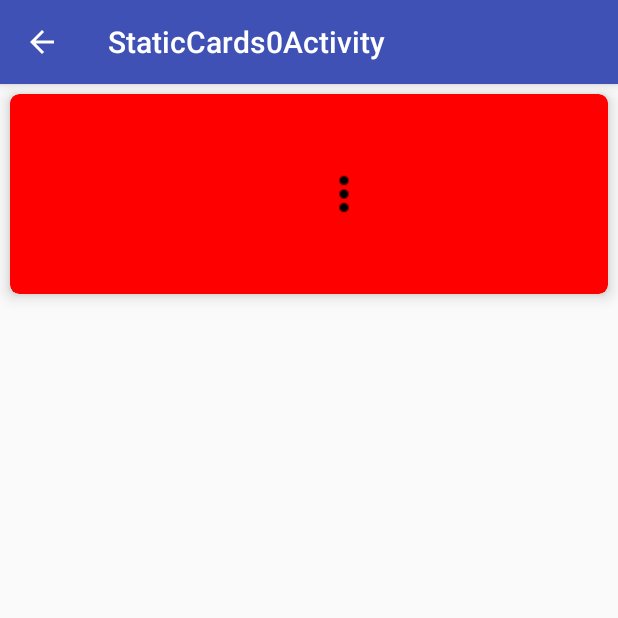
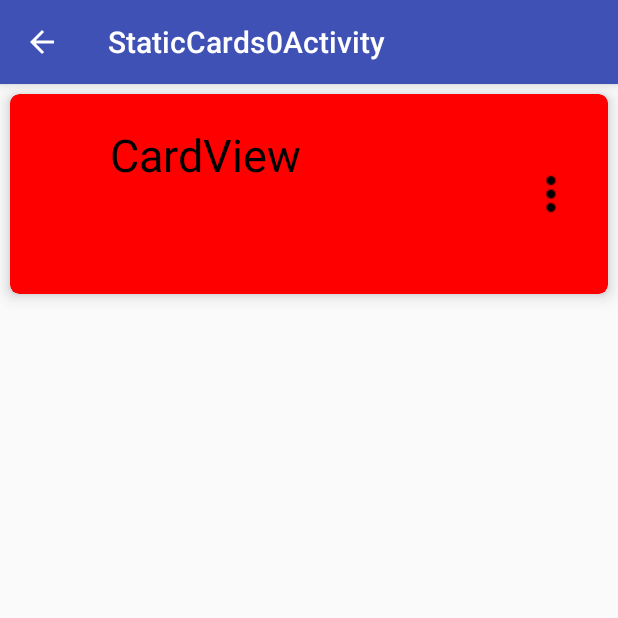
Before and after one commit to Brandon-Valley/android_app_tests, an Android app: the StaticCards0Activity screen opened directly, with no data from a screen before it, on a phone screen of 412 x 824 dp, the top half of it. Run offline under Robolectric (Android 15) with nearby library versions, the phone set to English and light mode, and no system bars.

Commit message:
got text and button to diff sides of card

```diff
--- a/test_app_0/app/src/main/java/com/example/brandon/test_app_0/StaticCards0Activity.java
+++ b/test_app_0/app/src/main/java/com/example/brandon/test_app_0/StaticCards0Activity.java
@@ -6,8 +6,12 @@ import android.graphics.Color;
 import android.support.v7.app.AppCompatActivity;
 import android.os.Bundle;
 import android.support.v7.widget.CardView;
+import android.util.TypedValue;
+import android.view.Gravity;
 import android.widget.ImageButton;
 import android.widget.LinearLayout;
+import android.widget.RelativeLayout;
+import android.widget.TextView;
 
 import static java.sql.Types.NULL;
 
@@ -51,12 +55,8 @@ public class StaticCards0Activity extends AppCompatActivity {
 
         card.setLayoutParams(cardViewParams);
 
-//        card.setMinimumHeight(80);
-
         // Set CardView corner radius
         card.setRadius(9);
-
-//        card.setMinimumWidth(container.getWidth());
 
         // Set cardView content padding
         card.setContentPadding(100, 30, 30, 30);
@@ -71,13 +71,61 @@ public class StaticCards0Activity extends AppCompatActivity {
         card.setCardElevation(9);
 
 
+//        // Set the overflow button layoutParams
+//        LinearLayout.LayoutParams overflowBtnParams = card.getLayoutParams(
+////                cardv.LayoutParams.MATCH_PARENT,
+////                LinearLayout.LayoutParams.WRAP_CONTENT
+//        );
+
+//        RelativeLayout simpleRelativeLayout;
+//        simpleRelativeLayout.setid = simpleRelativeLayout;
+//        simpleRelativeLayout = (RelativeLayout) ;findViewById(R.id.simpleRelativeLayout);
+
+//        RelativeLayout.LayoutParams cardRelativeLayout =
+//                new RelativeLayout.LayoutParams(RelativeLayout.LayoutParams.WRAP_CONTENT,
+//                        RelativeLayout.LayoutParams.MATCH_PARENT);
+
+        RelativeLayout cardRelativeLayout = new RelativeLayout(getApplicationContext());
+
+        //define relative layout button
+        RelativeLayout.LayoutParams buttonParams =
+                new RelativeLayout.LayoutParams(RelativeLayout.LayoutParams.WRAP_CONTENT,
+                                                RelativeLayout.LayoutParams.MATCH_PARENT);
+
+        buttonParams.addRule(RelativeLayout.ALIGN_PARENT_RIGHT, RelativeLayout.TRUE);
+
+//        buttonParams.topMargin   = margin;
+//        buttonParams.rightMargin = card.getWidth();
+//        buttonParams.addRule(RelativeLayout.ALIGN_PARENT_RIGHT, RelativeLayout.TRUE);
+//        buttonParams.lay
+        //buttonParams.leftMargin  = margin;
+        //cardViewParams.height = 200;
+
         ImageButton overflowBtn = new ImageButton(this);
         overflowBtn.setImageResource(R.drawable.baseline_more_vert_black_18dp);
-//        overflowBtn.setLayoutParams(lp);
+        overflowBtn.setLayoutParams(buttonParams);
 //        overflowBtn.setOnClickListener(mGreenBallOnClickListener);
         overflowBtn.setBackgroundColor(Color.TRANSPARENT);
+        cardRelativeLayout.addView(overflowBtn);
 
-        card.addView(overflowBtn);
+        //new relativeLayout fro textView
+        RelativeLayout.LayoutParams textViewParams =
+                new RelativeLayout.LayoutParams(RelativeLayout.LayoutParams.WRAP_CONTENT,
+                                                RelativeLayout.LayoutParams.MATCH_PARENT);
+
+        textViewParams.addRule(RelativeLayout.ALIGN_PARENT_LEFT, RelativeLayout.TRUE);
+
+        // Initialize a new TextView to put in CardView
+        TextView tv = new TextView(mContext);
+        tv.setLayoutParams(textViewParams);
+        tv.setText("CardView");
+        tv.setTextSize(TypedValue.COMPLEX_UNIT_DIP, 30);
+        tv.setTextColor(Color.BLACK);
+        cardRelativeLayout.addView(tv);
+
+//        card.addView(tv);
+//        card.addView(overflowBtn);
+        card.addView(cardRelativeLayout);
 
         // Finally, add the CardView in root layout
         container.addView(card);
```
